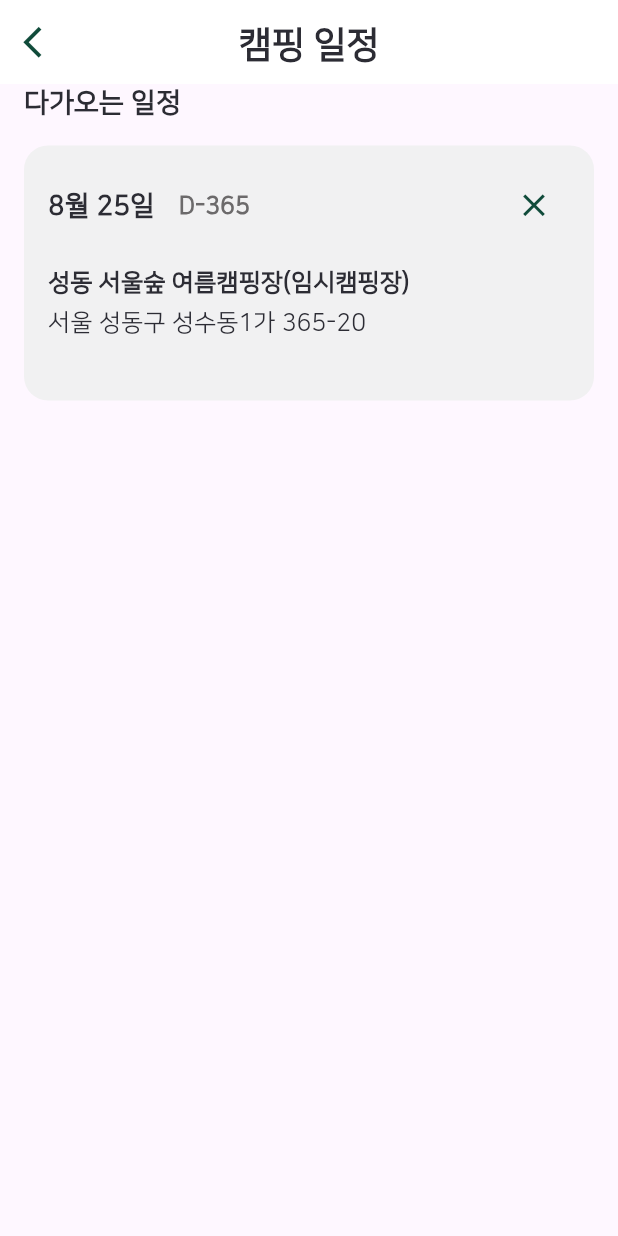
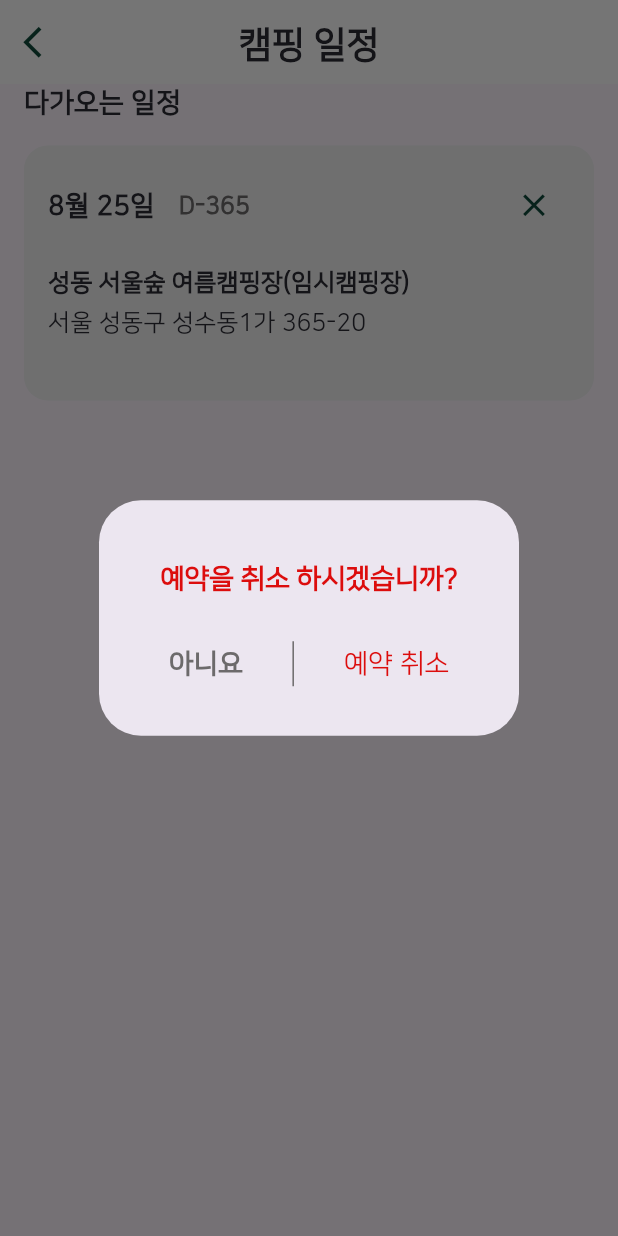
Before and after one commit to bbarkse93/project-yayoung-flutter, a Flutter app: the MyCampingSchedulePage screen opened by its route, after a tap on the "close" icon, on a phone screen of 412 x 824 dp. Run offline on Flutter 3.47's test engine with Material 3 defaults, Android fonts, the phone set to English and light mode, and no system bars; our stand-ins replace animated_splash_screen, carousel_slider, dio, flutter_secure_storage, logger, validators; accounts and stored records are empty.

Commit message:
파일 디렉토리 수정, 얼러트창 추가

```diff
--- a/lib/_core/constants/color.dart
+++ b/lib/_core/constants/color.dart
@@ -10,7 +10,8 @@ const Color kFontTitle = Color(0xFF2C2C34);
 const Color kFontContent = Color(0xFF6C6A6B);
 const Color kFontGray = Color(0xFFBFBFC1);
 const Color kFontBlue = Color(0xFF87BFCE);
-const Color kFontRed = Color(0xFFAE5A2A);
+const Color kFontBrown = Color(0xFFAE5A2A);
+const Color kFontRed = Color(0xFFDC0D0D);
 
 /// button color
 const Color kButtonPrimary = Color(0xFF104B3A);
--- a/lib/_core/constants/move.dart
+++ b/lib/_core/constants/move.dart
@@ -2,8 +2,8 @@ import 'package:flutter/material.dart';
 import 'package:team_project/ui/pages/auth/login_page.dart';
 import 'package:team_project/ui/pages/campsite/search_campsite_page.dart';
 import 'package:team_project/ui/pages/home/home_page.dart';
-import 'package:team_project/ui/pages/home/my_camping_list_page.dart';
-import 'package:team_project/ui/pages/home/my_camping_schedule_page.dart';
+import 'package:team_project/ui/pages/my_camping_list/my_camping_list_page.dart';
+import 'package:team_project/ui/pages/my_camping_schedule/my_camping_schedule_page.dart';
 import 'package:team_project/ui/pages/my_page/MainScreen.dart';
 import 'package:team_project/ui/pages/splash/splash_page.dart';
 
--- a/lib/ui/pages/home/my_camping_list_page.dart
+++ b/lib/ui/pages/my_camping_list/my_camping_list_page.dart
@@ -1,6 +1,6 @@
 import 'package:flutter/material.dart';
-import 'package:team_project/ui/pages/home/widget/my_camping_list_page_appbar.dart';
-import 'package:team_project/ui/pages/home/widget/my_camping_list_page_body.dart';
+import 'package:team_project/ui/pages/my_camping_list/widget/my_camping_list_page_appbar.dart';
+import 'package:team_project/ui/pages/my_camping_list/widget/my_camping_list_page_body.dart';
 
 class MyCampingListPage extends StatefulWidget {
   const MyCampingListPage({super.key});
--- a/lib/ui/pages/home/widget/camping_list_slider.dart
+++ b/lib/ui/pages/my_camping_list/widget/camping_list_slider.dart
@@ -1,7 +1,7 @@
 import 'package:carousel_slider/carousel_slider.dart';
 import 'package:flutter/material.dart';
 import 'package:team_project/data/mock/camping_record.dart';
-import 'package:team_project/ui/pages/home/widget/camping_list_card_form.dart';
+import 'package:team_project/ui/pages/my_camping_list/widget/camping_list_card_form.dart';
 
 class CampingListSlider extends StatefulWidget {
   const CampingListSlider({super.key});
--- a/lib/ui/pages/home/widget/my_camping_list_page_body.dart
+++ b/lib/ui/pages/my_camping_list/widget/my_camping_list_page_body.dart
@@ -1,7 +1,7 @@
 import 'package:flutter/material.dart';
 import 'package:team_project/_core/constants/size.dart';
-import 'package:team_project/ui/pages/home/widget/camping_list_slider.dart';
-import 'package:team_project/ui/pages/home/widget/select_year_button.dart';
+import 'package:team_project/ui/pages/my_camping_list/widget/camping_list_slider.dart';
+import 'package:team_project/ui/pages/my_camping_list/widget/select_year_button.dart';
 
 class MyCampingListPageBody extends StatefulWidget {
   const MyCampingListPageBody({super.key});
--- a/lib/ui/pages/home/my_camping_schedule_page.dart
+++ b/lib/ui/pages/my_camping_schedule/my_camping_schedule_page.dart
@@ -1,5 +1,5 @@
 import 'package:flutter/material.dart';
-import 'package:team_project/ui/pages/home/widget/my_camping_schedule_page_body.dart';
+import 'package:team_project/ui/pages/my_camping_schedule/widget/my_camping_schedule_page_body.dart';
 
 import 'widget/my_camping_schedule_page_appbar.dart';
 
--- a/lib/ui/pages/home/widget/my_camping_schedule_page_body.dart
+++ b/lib/ui/pages/my_camping_schedule/widget/my_camping_schedule_page_body.dart
@@ -1,6 +1,6 @@
 import 'package:flutter/material.dart';
 import 'package:team_project/_core/constants/size.dart';
-import 'package:team_project/ui/pages/home/widget/my_schedule_form.dart';
+import 'package:team_project/ui/pages/my_camping_schedule/widget/my_schedule_form.dart';
 
 class MyCampingSchedulePageBody extends StatelessWidget {
   const MyCampingSchedulePageBody({
--- a/lib/ui/pages/home/widget/my_schedule_form.dart
+++ b/lib/ui/pages/my_camping_schedule/widget/my_schedule_form.dart
@@ -46,7 +46,9 @@ class MyScheduleForm extends StatelessWidget {
                   ],
                 ),
                 IconButton(
-                  onPressed: () {},
+                  onPressed: () {
+                    _showAlertDialog(context);
+                  },
                   icon: iconClose(),
                 ),
               ],
@@ -66,4 +68,52 @@ class MyScheduleForm extends StatelessWidget {
       ),
     );
   }
+
+  Future<void> _showAlertDialog(BuildContext context) async {
+    return showDialog<void>(
+      context: context,
+      builder: (BuildContext context) {
+        return AlertDialog(
+          title: Center(
+            child: Column(
+              children: [
+                SizedBox(height: gapMain),
+                Text('예약을 취소 하시겠습니까?',
+                style: subTitle1(mColor: kFontRed),
+                ),
+              ],
+            ),
+          ),
+          actions: [
+            Row(
+              mainAxisAlignment: MainAxisAlignment.spaceAround,
+              children: [
+                TextButton(
+                  onPressed: () {
+                    Navigator.of(context).pop();
+                  },
+                  child: Text('아니요',
+                  style: subTitle1(mColor: kFontContent),
+                  ),
+                ),
+                Container(
+                  color: kFontContent,
+                  height: gapLarge,
+                  width: 1,
+                ),
+                TextButton(
+                  onPressed: () {
+                    Navigator.of(context).pop();
+                  },
+                  child: Text('예약 취소',
+                    style: subTitle1(mColor: kFontRed, mFontWeight: FontWeight.normal),
+                  ),
+                ),
+              ],
+            ),
+          ],
+        );
+      },
+    );
+  }
 }
```
Also changed, not shown: lib/ui/pages/my_camping_list/widget/camping_list_card_form.dart (renamed from lib/ui/pages/home/widget/camping_list_card_form.dart), lib/ui/pages/my_camping_list/widget/my_camping_list_page_appbar.dart (renamed from lib/ui/pages/home/widget/my_camping_list_page_appbar.dart), lib/ui/pages/my_camping_list/widget/select_year_button.dart (renamed from lib/ui/pages/home/widget/select_year_button.dart), lib/ui/pages/my_camping_schedule/widget/my_camping_schedule_page_appbar.dart (renamed from lib/ui/pages/home/widget/my_camping_schedule_page_appbar.dart).
